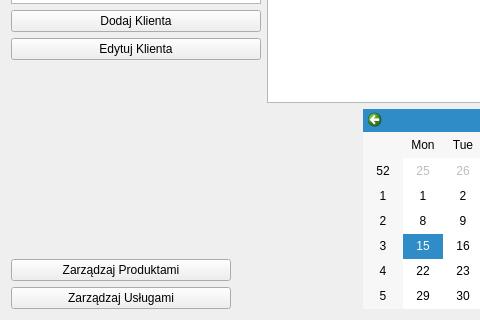
Before: the Qt Designer form SalonFryzjerski/mainwindow.ui in gapik/BladesArchive, drawn with Qt 5; both pictures show x 0 to 480 and y 188 to 508 of the 800 by 508 pixel window.
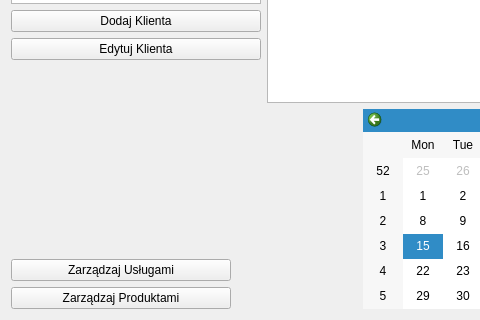
After: the same form once the commit is applied.

```diff
--- a/SalonFryzjerski/mainwindow.ui
+++ b/SalonFryzjerski/mainwindow.ui
@@ -164,25 +164,6 @@
           </property>
          </widget>
         </item>
-        <item>
-         <widget class="QPushButton" name="manageProducts">
-          <property name="minimumSize">
-           <size>
-            <width>150</width>
-            <height>0</height>
-           </size>
-          </property>
-          <property name="maximumSize">
-           <size>
-            <width>250</width>
-            <height>16777215</height>
-           </size>
-          </property>
-          <property name="text">
-           <string>Zarządzaj Produktami</string>
-          </property>
-         </widget>
-        </item>
         <item>
          <widget class="QPushButton" name="manageServices">
           <property name="minimumSize">
@@ -202,6 +183,25 @@
           </property>
          </widget>
         </item>
+        <item>
+         <widget class="QPushButton" name="manageProducts">
+          <property name="minimumSize">
+           <size>
+            <width>150</width>
+            <height>0</height>
+           </size>
+          </property>
+          <property name="maximumSize">
+           <size>
+            <width>250</width>
+            <height>16777215</height>
+           </size>
+          </property>
+          <property name="text">
+           <string>Zarządzaj Produktami</string>
+          </property>
+         </widget>
+        </item>
        </layout>
       </item>
       <item>
```
